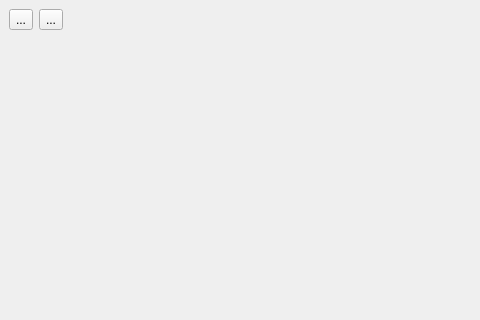
This is mainwindow.ui in Garoth93/Confronta-csv as Qt 5 draws it before an edit; both pictures show x 0 to 480 and y 0 to 320 of the 1034 by 802 pixel window. The edited form follows.
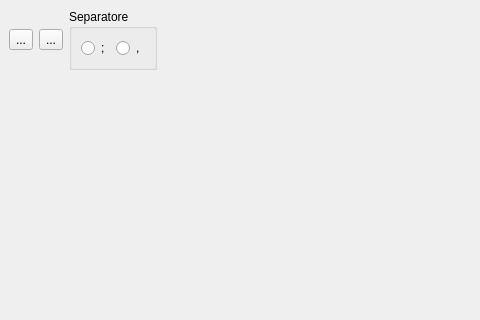
This is the edited form.

Diff of the .ui file:
```diff
--- a/mainwindow.ui
+++ b/mainwindow.ui
@@ -14,7 +14,7 @@
    <string>MainWindow</string>
   </property>
   <widget class="QWidget" name="centralwidget">
-   <layout class="QGridLayout" name="gridLayout">
+   <layout class="QGridLayout" name="gridLayout_3">
     <item row="0" column="0">
      <widget class="QToolButton" name="tb_view">
       <property name="text">
@@ -30,19 +30,42 @@
      </widget>
     </item>
     <item row="0" column="2">
+     <widget class="QGroupBox" name="groupBox">
+      <property name="title">
+       <string>Separatore</string>
+      </property>
+      <layout class="QGridLayout" name="gridLayout">
+       <item row="0" column="0">
+        <widget class="QRadioButton" name="r_puntoVirgola">
+         <property name="text">
+          <string>;</string>
+         </property>
+        </widget>
+       </item>
+       <item row="0" column="1">
+        <widget class="QRadioButton" name="r_virgola">
+         <property name="text">
+          <string>,</string>
+         </property>
+        </widget>
+       </item>
+      </layout>
+     </widget>
+    </item>
+    <item row="0" column="3">
      <spacer name="horizontalSpacer">
       <property name="orientation">
        <enum>Qt::Horizontal</enum>
       </property>
       <property name="sizeHint" stdset="0">
        <size>
-        <width>658</width>
-        <height>20</height>
+        <width>865</width>
+        <height>17</height>
        </size>
       </property>
      </spacer>
     </item>
-    <item row="1" column="0" colspan="3">
+    <item row="1" column="0" colspan="4">
      <widget class="QWidget" name="widget" native="true">
       <layout class="QGridLayout" name="gridLayout_2">
        <item row="0" column="0">
```
